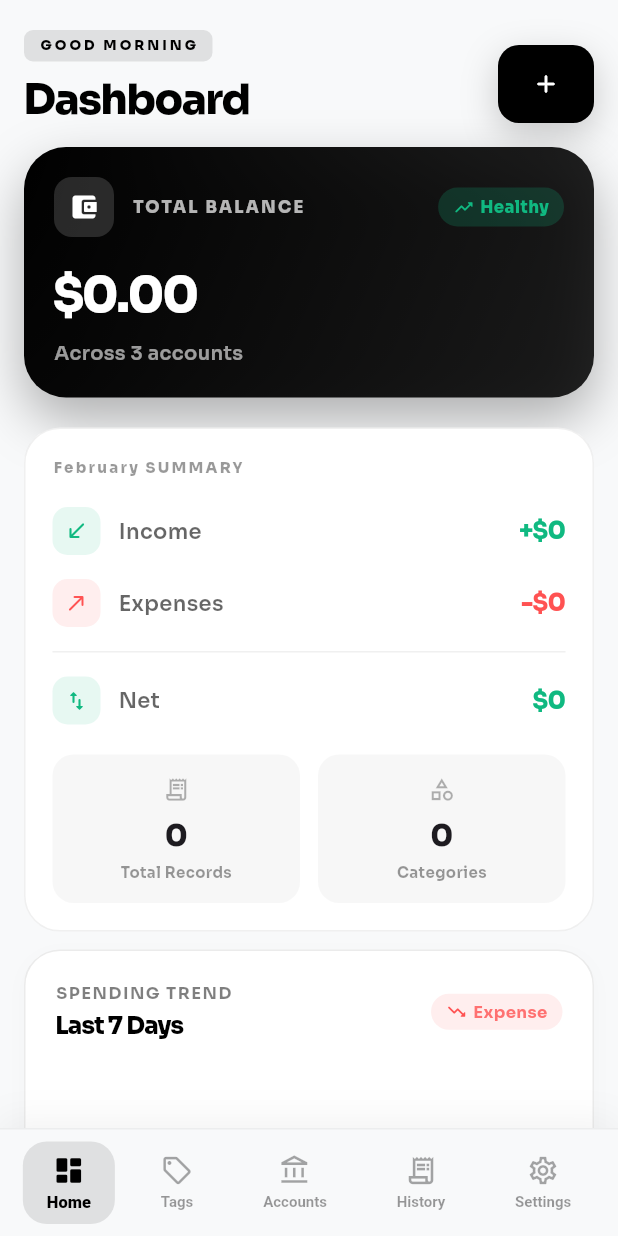
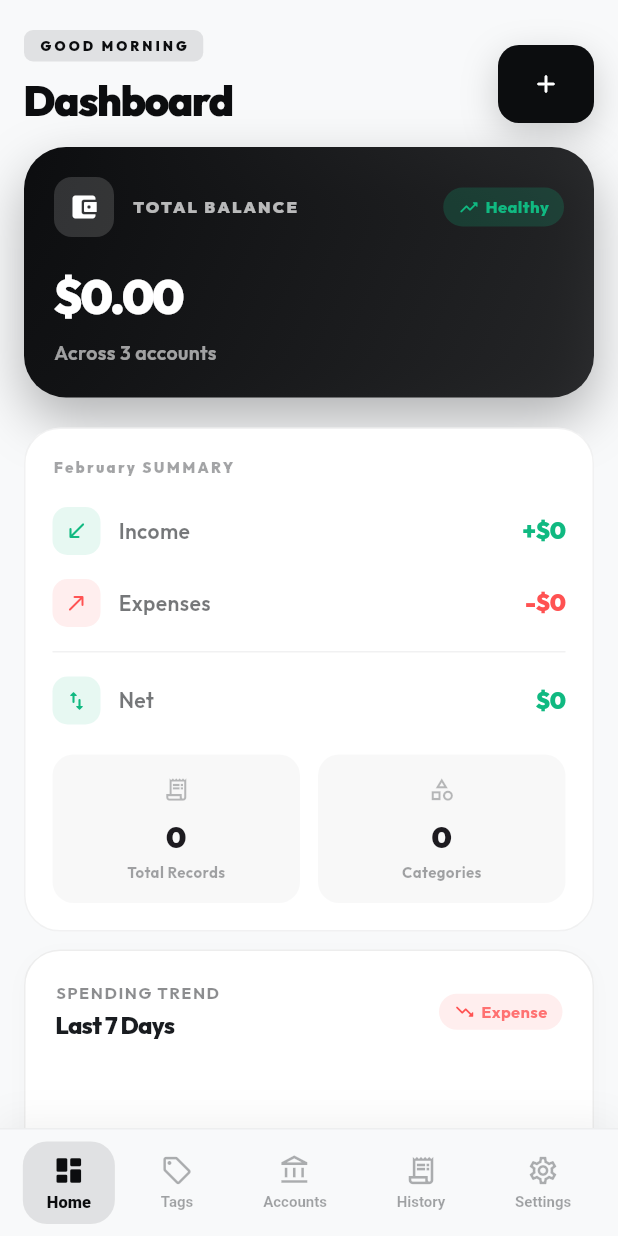
Before and after one commit to iamavhishekd/mero-paisa-khai, a Flutter app: the screen it shows after launch, on a phone screen of 412 x 824 dp. Run offline on Flutter 3.47's test engine with Material 3 defaults, Android fonts, the phone set to English and light mode, and no system bars; our stand-ins replace csv, file_picker, fl_chart, freezed_annotation, go_router, google_fonts and 5 more; accounts and stored records are empty.

Commit message:
feat: Implement new light and dark themes using the Outfit font and updated UI component styles.

```diff
--- a/lib/main.dart
+++ b/lib/main.dart
@@ -1,3 +1,5 @@
+import 'dart:async';
+
 import 'package:flutter/material.dart';
 import 'package:flutter_web_plugins/url_strategy.dart';
 import 'package:google_fonts/google_fonts.dart';
@@ -25,7 +27,9 @@ class ThemeManager {
 
   static void setThemeMode(ThemeMode mode) {
     themeMode.value = mode;
-    HiveService.settingsBoxInstance.put('theme_mode_index', mode.index);
+    unawaited(
+      HiveService.settingsBoxInstance.put('theme_mode_index', mode.index),
+    );
   }
 }
 
@@ -43,132 +47,128 @@ class ExpenseTrackerApp extends StatelessWidget {
       builder: (context, currentMode, _) {
         return MaterialApp.router(
           routerConfig: appRouter,
-          title: 'Paisa Khai',
+          title: 'paisa khai',
           debugShowCheckedModeBanner: false,
           themeMode: currentMode,
+          // Light Theme
           theme: ThemeData(
             useMaterial3: true,
             brightness: Brightness.light,
+            colorScheme: ColorScheme.fromSeed(
+              seedColor: primaryBlack,
+              primary: primaryBlack,
+              secondary: accentGold,
+              surface: surfaceWhite,
+            ),
             scaffoldBackgroundColor: surfaceWhite,
-            colorScheme: ColorScheme.fromSeed(
-              seedColor: Colors.black,
-              primary: Colors.black,
-              onPrimary: Colors.white,
-              surface: Colors.white,
-              onSurface: Colors.black,
-            ),
-            textTheme: GoogleFonts.soraTextTheme(ThemeData.light().textTheme)
+            textTheme: GoogleFonts.outfitTextTheme(ThemeData.light().textTheme)
                 .copyWith(
-                  displayLarge: GoogleFonts.sora(
-                    fontSize: 34,
+                  displayLarge: GoogleFonts.outfit(
+                    fontSize: 32,
                     fontWeight: FontWeight.w900,
-                    color: Colors.black,
-                    letterSpacing: -1.5,
+                    color: primaryBlack,
                   ),
-                  titleLarge: GoogleFonts.sora(
-                    fontSize: 22,
-                    fontWeight: FontWeight.w800,
-                    color: Colors.black,
-                    letterSpacing: -0.5,
+                  bodyLarge: GoogleFonts.outfit(
+                    fontSize: 16,
+                    color: primaryBlack.withValues(alpha: 0.8),
                   ),
                 ),
-            appBarTheme: AppBarTheme(
+            appBarTheme: const AppBarTheme(
               backgroundColor: Colors.transparent,
               elevation: 0,
               centerTitle: false,
-              titleTextStyle: GoogleFonts.sora(
-                color: Colors.black,
-                fontSize: 26,
-                fontWeight: FontWeight.w900,
-                letterSpacing: -1,
+              titleTextStyle: TextStyle(
+                color: primaryBlack,
+                fontSize: 20,
+                fontWeight: FontWeight.bold,
               ),
             ),
             cardTheme: CardThemeData(
               color: Colors.white,
               elevation: 0,
               shape: RoundedRectangleBorder(
-                borderRadius: BorderRadius.circular(24),
-                side: BorderSide(color: Colors.black.withValues(alpha: 0.05)),
+                borderRadius: BorderRadius.circular(20),
+                side: BorderSide(color: Colors.grey.withValues(alpha: 0.1)),
               ),
             ),
             elevatedButtonTheme: ElevatedButtonThemeData(
               style: ElevatedButton.styleFrom(
-                backgroundColor: Colors.black,
+                backgroundColor: primaryBlack,
                 foregroundColor: Colors.white,
+                elevation: 0,
                 padding: const EdgeInsets.symmetric(
-                  vertical: 20,
-                  horizontal: 28,
+                  horizontal: 24,
+                  vertical: 12,
                 ),
                 shape: RoundedRectangleBorder(
-                  borderRadius: BorderRadius.circular(16),
+                  borderRadius: BorderRadius.circular(12),
                 ),
-                textStyle: GoogleFonts.sora(fontWeight: FontWeight.w800),
+                textStyle: GoogleFonts.outfit(fontWeight: FontWeight.w700),
               ),
             ),
           ),
+          // Dark Theme
           darkTheme: ThemeData(
             useMaterial3: true,
             brightness: Brightness.dark,
+            colorScheme: ColorScheme.fromSeed(
+              seedColor: accentGold,
+              brightness: Brightness.dark,
+              primary: accentGold,
+              onPrimary: primaryBlack,
+              secondary: surfaceWhite,
+              surface: primaryBlack,
+              onSurface: Colors.white,
+              surfaceContainerLowest: const Color(0xFF16181D),
+            ),
             scaffoldBackgroundColor: primaryBlack,
-            textTheme: GoogleFonts.soraTextTheme(ThemeData.dark().textTheme)
+            textTheme: GoogleFonts.outfitTextTheme(ThemeData.dark().textTheme)
                 .copyWith(
-                  displayLarge: GoogleFonts.sora(
-                    fontSize: 34,
+                  displayLarge: GoogleFonts.outfit(
+                    fontSize: 32,
                     fontWeight: FontWeight.w900,
                     color: Colors.white,
-                    letterSpacing: -1.5,
                   ),
-                  titleLarge: GoogleFonts.sora(
-                    fontSize: 22,
-                    fontWeight: FontWeight.w800,
-                    color: Colors.white,
-                    letterSpacing: -0.5,
+                  bodyLarge: GoogleFonts.outfit(
+                    fontSize: 16,
+                    color: Colors.white.withValues(alpha: 0.7),
                   ),
                 ),
-            colorScheme: const ColorScheme.dark(
-              primary: Colors.white,
-              secondary: accentGold,
-              surface: Color(0xFF16181D),
-              surfaceContainerHighest: Color(0xFF23262D),
-            ),
-            appBarTheme: AppBarTheme(
+            appBarTheme: const AppBarTheme(
               backgroundColor: Colors.transparent,
               elevation: 0,
               centerTitle: false,
-              titleTextStyle: GoogleFonts.sora(
+              titleTextStyle: TextStyle(
                 color: Colors.white,
-                fontSize: 26,
-                fontWeight: FontWeight.w900,
-                letterSpacing: -1,
+                fontSize: 20,
+                fontWeight: FontWeight.bold,
               ),
             ),
             cardTheme: CardThemeData(
-              color: const Color(0xFF16181D),
+              color: const Color(0xFF1C1F26),
               elevation: 0,
               shape: RoundedRectangleBorder(
-                borderRadius: BorderRadius.circular(24),
+                borderRadius: BorderRadius.circular(20),
                 side: BorderSide(color: Colors.white.withValues(alpha: 0.05)),
               ),
             ),
-            floatingActionButtonTheme: FloatingActionButtonThemeData(
-              backgroundColor: Colors.white,
-              foregroundColor: Colors.black,
+            floatingActionButtonTheme: const FloatingActionButtonThemeData(
+              backgroundColor: Color(0xFFE2C08D),
+              foregroundColor: Color(0xFF0C0D0F),
               shape: RoundedRectangleBorder(
-                borderRadius: BorderRadius.circular(16),
+                borderRadius: BorderRadius.all(Radius.circular(16)),
               ),
-              elevation: 4,
             ),
             bottomNavigationBarTheme: const BottomNavigationBarThemeData(
-              backgroundColor: primaryBlack,
-              selectedItemColor: Colors.white,
-              unselectedItemColor: Color(0xFF4B535D),
+              backgroundColor: Color(0xFF16181D),
+              selectedItemColor: Color(0xFFE2C08D),
+              unselectedItemColor: Colors.white54,
               type: BottomNavigationBarType.fixed,
-              showSelectedLabels: true,
-              showUnselectedLabels: false,
+              elevation: 0,
             ),
             inputDecorationTheme: InputDecorationTheme(
               filled: true,
-              fillColor: const Color(0xFF16181D),
+              fillColor: const Color(0xFF1C1F26),
               contentPadding: const EdgeInsets.symmetric(
                 horizontal: 20,
                 vertical: 16,
@@ -187,14 +187,12 @@ class ExpenseTrackerApp extends StatelessWidget {
               ),
               focusedBorder: OutlineInputBorder(
                 borderRadius: BorderRadius.circular(16),
-                borderSide: const BorderSide(color: Colors.white, width: 2),
+                borderSide: const BorderSide(
+                  color: Color(0xFFE2C08D),
+                  width: 2,
+                ),
               ),
-              labelStyle: GoogleFonts.sora(
-                color: Colors.white.withValues(alpha: 0.5),
-              ),
-              hintStyle: GoogleFonts.sora(
-                color: Colors.white.withValues(alpha: 0.3),
-              ),
+              hintStyle: GoogleFonts.outfit(color: Colors.white38),
             ),
           ),
         );
--- a/lib/screens/dashboard_screen.dart
+++ b/lib/screens/dashboard_screen.dart
@@ -1,3 +1,5 @@
+import 'dart:async';
+
 import 'package:fl_chart/fl_chart.dart';
 import 'package:flutter/material.dart';
 import 'package:go_router/go_router.dart';
@@ -33,7 +35,7 @@ class _DashboardScreenState extends State<DashboardScreen>
       parent: _animationController,
       curve: Curves.easeOut,
     );
-    _animationController.forward();
+    unawaited(_animationController.forward());
   }
 
   @override
@@ -426,7 +428,7 @@ class _DashboardScreenState extends State<DashboardScreen>
               if (UniversalPlatform.isWeb) {
                 context.go('/add');
               } else {
-                context.push('/add');
+                unawaited(context.push('/add'));
               }
             },
             style: ElevatedButton.styleFrom(
@@ -1449,7 +1451,7 @@ class _DashboardScreenState extends State<DashboardScreen>
           if (UniversalPlatform.isWeb) {
             context.go('/transaction/${tx.id}');
           } else {
-            context.push('/transaction/${tx.id}');
+            unawaited(context.push('/transaction/${tx.id}'));
           }
         },
         borderRadius: BorderRadius.circular(14),
--- a/lib/screens/settings_screen.dart
+++ b/lib/screens/settings_screen.dart
@@ -1,3 +1,4 @@
+import 'dart:async';
 import 'dart:io';
 
 import 'package:file_picker/file_picker.dart';
@@ -34,7 +35,7 @@ class _SettingsScreenState extends State<SettingsScreen>
       parent: _animationController,
       curve: Curves.easeOut,
     );
-    _animationController.forward();
+    unawaited(_animationController.forward());
   }
 
   @override
--- a/lib/screens/sources_screen.dart
+++ b/lib/screens/sources_screen.dart
@@ -99,8 +99,8 @@ class _SourcesScreenState extends State<SourcesScreen> {
                             vertical: 4,
                           ),
                           decoration: BoxDecoration(
-                            color: theme.colorScheme.primary.withOpacity(
-                              0.1,
+                            color: theme.colorScheme.primary.withValues(
+                              alpha: 0.1,
                             ),
                             borderRadius: BorderRadius.circular(6),
                           ),
--- a/lib/screens/transaction_detail_screen.dart
+++ b/lib/screens/transaction_detail_screen.dart
@@ -1,3 +1,4 @@
+import 'dart:async';
 import 'dart:io';
 
 import 'package:flutter/material.dart';
@@ -67,7 +68,7 @@ class TransactionDetailScreen extends StatelessWidget {
                   if (UniversalPlatform.isWeb) {
                     context.go('/add?editId=${currentTx.id}');
                   } else {
-                    context.push('/add?editId=${currentTx.id}');
+                    unawaited(context.push('/add?editId=${currentTx.id}'));
                   }
                 },
               ),
--- a/lib/screens/transaction_history_screen.dart
+++ b/lib/screens/transaction_history_screen.dart
@@ -1,3 +1,5 @@
+import 'dart:async';
+
 import 'package:flutter/material.dart';
 import 'package:go_router/go_router.dart';
 import 'package:hive_ce_flutter/hive_flutter.dart';
@@ -35,7 +37,7 @@ class _TransactionHistoryScreenState extends State<TransactionHistoryScreen>
       parent: _animationController,
       curve: Curves.easeOut,
     );
-    _animationController.forward();
+    unawaited(_animationController.forward());
   }
 
   @override
@@ -127,8 +129,9 @@ class _TransactionHistoryScreenState extends State<TransactionHistoryScreen>
               rangeSelectionBackgroundColor: theme.colorScheme.onSurface
                   .withValues(alpha: 0.12),
               dayForegroundColor: WidgetStateProperty.resolveWith((states) {
-                if (states.contains(WidgetState.selected))
+                if (states.contains(WidgetState.selected)) {
                   return theme.colorScheme.surface;
+                }
                 return theme.colorScheme.onSurface;
               }),
             ),
@@ -331,7 +334,7 @@ class _TransactionHistoryScreenState extends State<TransactionHistoryScreen>
           if (UniversalPlatform.isWeb) {
             context.go('/add');
           } else {
-            context.push('/add');
+            unawaited(context.push('/add'));
           }
         },
         style: ElevatedButton.styleFrom(
@@ -1132,7 +1135,7 @@ class _TransactionHistoryScreenState extends State<TransactionHistoryScreen>
           if (UniversalPlatform.isWeb) {
             context.go('/transaction/${transaction.id}');
           } else {
-            context.push('/transaction/${transaction.id}');
+            unawaited(context.push('/transaction/${transaction.id}'));
           }
         },
         borderRadius: BorderRadius.circular(20),
```
